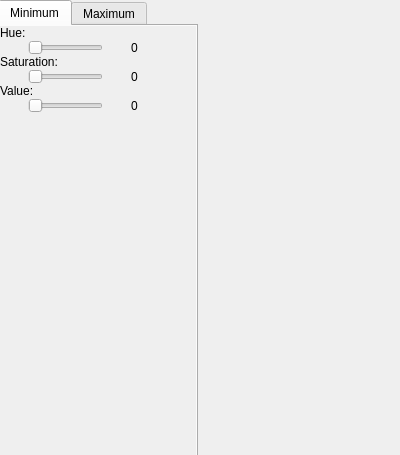
Old version of the form GradientColorDialog.ui in the repository Airels/ihm-tabs.
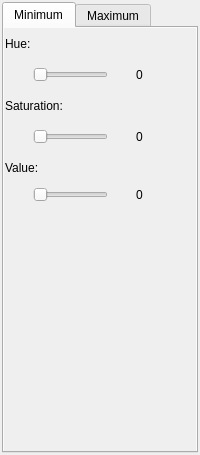
New version of the form.

Diff of the .ui file:
```diff
--- a/GradientColorDialog.ui
+++ b/GradientColorDialog.ui
@@ -6,10 +6,22 @@
    <rect>
     <x>0</x>
     <y>0</y>
-    <width>400</width>
+    <width>200</width>
     <height>455</height>
    </rect>
   </property>
+  <property name="minimumSize">
+   <size>
+    <width>200</width>
+    <height>0</height>
+   </size>
+  </property>
+  <property name="maximumSize">
+   <size>
+    <width>200</width>
+    <height>16777215</height>
+   </size>
+  </property>
   <property name="windowTitle">
    <string>Dialog</string>
   </property>
@@ -19,19 +31,37 @@
   <property name="modal">
    <bool>false</bool>
   </property>
+  <layout class="QVBoxLayout" name="verticalLayout">
+   <property name="leftMargin">
+    <number>2</number>
+   </property>
+   <property name="topMargin">
+    <number>2</number>
+   </property>
+   <property name="rightMargin">
+    <number>2</number>
+   </property>
+   <property name="bottomMargin">
+    <number>2</number>
+   </property>
+   <item>
   <widget class="QTabWidget" name="tabWidget">
-   <property name="geometry">
-    <rect>
-     <x>-2</x>
-     <y>0</y>
-     <width>200</width>
-     <height>500</height>
-    </rect>
+     <property name="sizePolicy">
+      <sizepolicy hsizetype="Minimum" vsizetype="Minimum">
+       <horstretch>0</horstretch>
+       <verstretch>0</verstretch>
+      </sizepolicy>
    </property>
    <property name="currentIndex">
     <number>0</number>
    </property>
    <widget class="QWidget" name="tab">
+      <property name="sizePolicy">
+       <sizepolicy hsizetype="Minimum" vsizetype="Minimum">
+        <horstretch>0</horstretch>
+        <verstretch>0</verstretch>
+       </sizepolicy>
+      </property>
     <attribute name="title">
      <string>Minimum</string>
     </attribute>
@@ -69,7 +99,7 @@
        </rect>
       </property>
       <property name="sizePolicy">
-       <sizepolicy hsizetype="Expanding" vsizetype="Expanding">
+         <sizepolicy hsizetype="Minimum" vsizetype="Minimum">
         <horstretch>0</horstretch>
         <verstretch>0</verstretch>
        </sizepolicy>
@@ -79,7 +109,7 @@
         <rect>
          <x>0</x>
          <y>0</y>
-         <width>211</width>
+           <width>213</width>
          <height>436</height>
         </rect>
        </property>
@@ -215,14 +245,14 @@
             </property>
             <property name="minimumSize">
              <size>
-              <width>25</width>
-              <height>300</height>
+                <width>200</width>
+                <height>250</height>
              </size>
             </property>
             <property name="maximumSize">
              <size>
               <width>200</width>
-              <height>16777215</height>
+                <height>250</height>
              </size>
             </property>
             <property name="autoFillBackground">
@@ -572,6 +602,8 @@
     </widget>
    </widget>
   </widget>
+   </item>
+  </layout>
  </widget>
  <resources/>
  <connections>
```
Left out of the diff: 4 changed lines with no effect on the pictures. Lines whose indentation alone changed are shown as unchanged.
